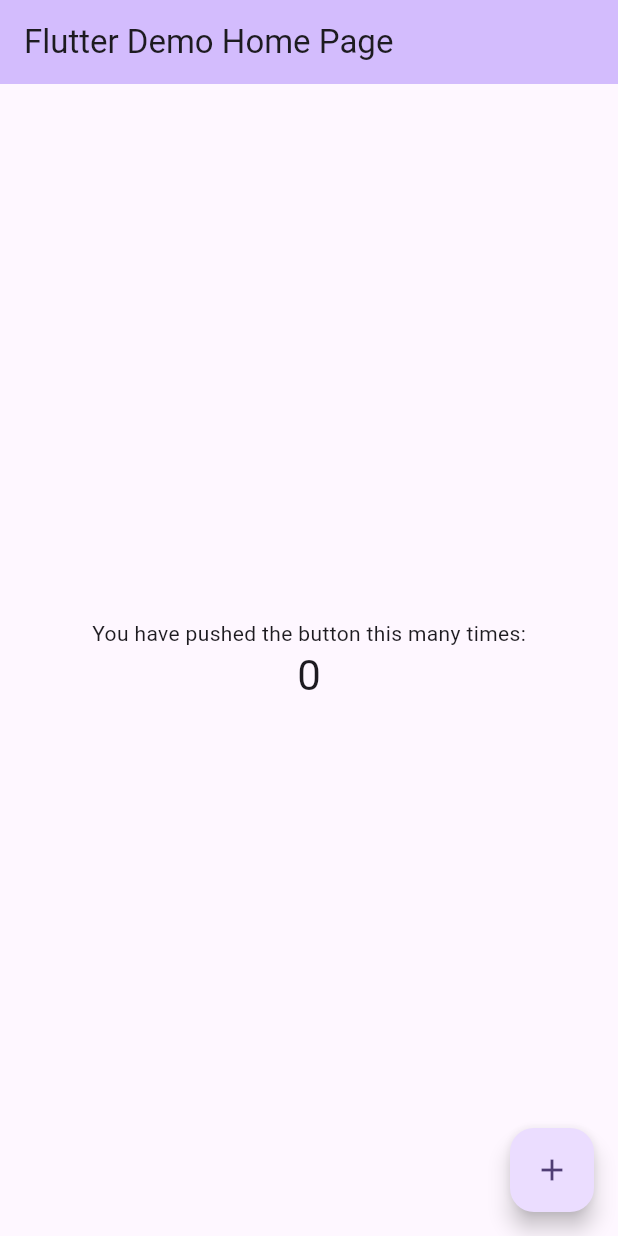
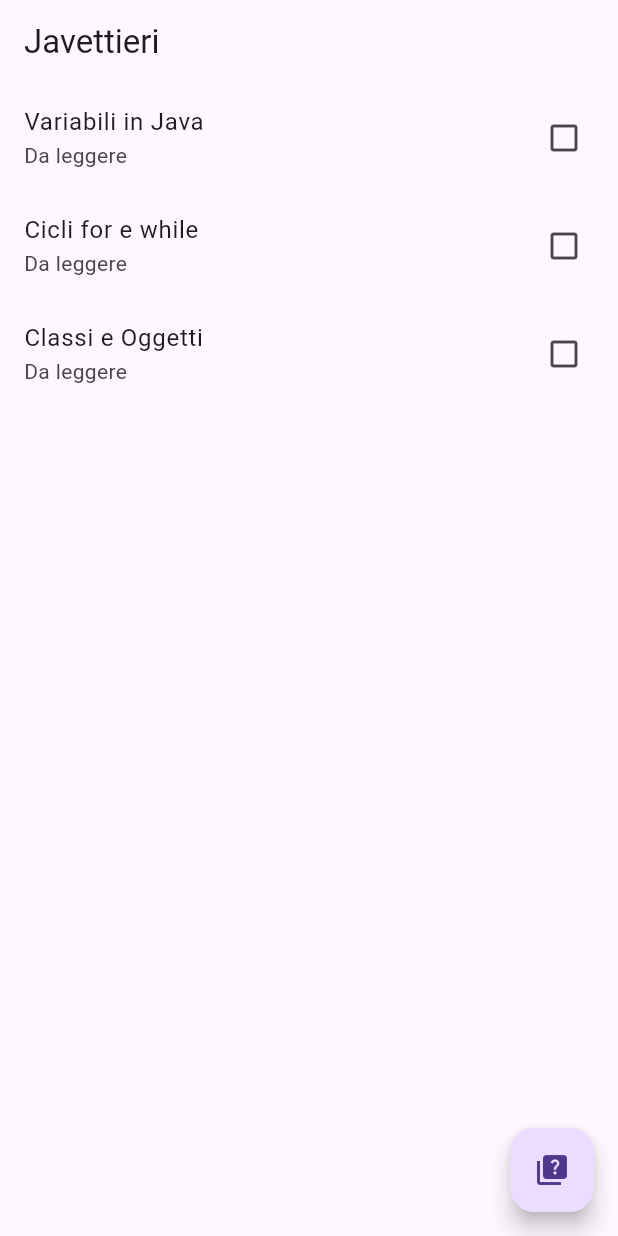
Before and after one commit to pierpaolo1989/javettieri, a Flutter app: the screen it shows after launch, on a phone screen of 412 x 824 dp. Run offline on Flutter 3.47's test engine with Material 3 defaults, Android fonts, the phone set to English and light mode, and no system bars.

Commit message:
Added main dart

```diff
--- a/lib/main.dart
+++ b/lib/main.dart
@@ -1,125 +1,187 @@
 import 'package:flutter/material.dart';
 
 void main() {
-  runApp(const MyApp());
+  runApp(JavettieriApp());
 }
 
-class MyApp extends StatelessWidget {
-  const MyApp({super.key});
-
-  // This widget is the root of your application.
+class JavettieriApp extends StatelessWidget {
   @override
   Widget build(BuildContext context) {
     return MaterialApp(
-      title: 'Flutter Demo',
-      theme: ThemeData(
-        // This is the theme of your application.
-        //
-        // TRY THIS: Try running your application with "flutter run". You'll see
-        // the application has a purple toolbar. Then, without quitting the app,
-        // try changing the seedColor in the colorScheme below to Colors.green
-        // and then invoke "hot reload" (save your changes or press the "hot
-        // reload" button in a Flutter-supported IDE, or press "r" if you used
-        // the command line to start the app).
-        //
-        // Notice that the counter didn't reset back to zero; the application
-        // state is not lost during the reload. To reset the state, use hot
-        // restart instead.
-        //
-        // This works for code too, not just values: Most code changes can be
-        // tested with just a hot reload.
-        colorScheme: ColorScheme.fromSeed(seedColor: Colors.deepPurple),
-        useMaterial3: true,
-      ),
-      home: const MyHomePage(title: 'Flutter Demo Home Page'),
+      title: 'Javettieri',
+      theme: ThemeData(primarySwatch: Colors.blue),
+      home: HomeScreen(),
     );
   }
 }
 
-class MyHomePage extends StatefulWidget {
-  const MyHomePage({super.key, required this.title});
+class Lesson {
+  final String title;
+  final String content;
+  bool isRead;
 
-  // This widget is the home page of your application. It is stateful, meaning
-  // that it has a State object (defined below) that contains fields that affect
-  // how it looks.
+  Lesson({required this.title, required this.content, this.isRead = false});
+}
 
-  // This class is the configuration for the state. It holds the values (in this
-  // case the title) provided by the parent (in this case the App widget) and
-  // used by the build method of the State. Fields in a Widget subclass are
-  // always marked "final".
+class HomeScreen extends StatefulWidget {
+  @override
+  _HomeScreenState createState() => _HomeScreenState();
+}
 
-  final String title;
+class _HomeScreenState extends State<HomeScreen> {
+  List<Lesson> lessons = [
+    Lesson(title: 'Variabili in Java', content: 'Contenuto su variabili...'),
+    Lesson(title: 'Cicli for e while', content: 'Contenuto sui cicli...'),
+    Lesson(title: 'Classi e Oggetti', content: 'Contenuto su OOP...'),
+  ];
 
   @override
-  State<MyHomePage> createState() => _MyHomePageState();
+  Widget build(BuildContext context) {
+    return Scaffold(
+      appBar: AppBar(title: Text('Javettieri')),
+      body: ListView.builder(
+        itemCount: lessons.length,
+        itemBuilder: (context, index) {
+          final lesson = lessons[index];
+          return ListTile(
+            title: Text(lesson.title),
+            subtitle: Text(lesson.isRead ? 'Letta' : 'Da leggere'),
+            trailing: Icon(
+              lesson.isRead ? Icons.check_box : Icons.check_box_outline_blank,
+              color: lesson.isRead ? Colors.green : null,
+            ),
+            onTap: () async {
+              final result = await Navigator.push(
+                context,
+                MaterialPageRoute(
+                  builder: (context) => LessonScreen(lesson: lesson),
+                ),
+              );
+              if (result != null) {
+                setState(() {
+                  lessons[index].isRead = result;
+                });
+              }
+            },
+          );
+        },
+      ),
+      floatingActionButton: FloatingActionButton(
+        child: Icon(Icons.quiz),
+        onPressed: () => Navigator.push(
+          context,
+          MaterialPageRoute(builder: (context) => QuizScreen()),
+        ),
+      ),
+    );
+  }
 }
 
-class _MyHomePageState extends State<MyHomePage> {
-  int _counter = 0;
+class LessonScreen extends StatefulWidget {
+  final Lesson lesson;
 
-  void _incrementCounter() {
+  LessonScreen({required this.lesson});
+
+  @override
+  _LessonScreenState createState() => _LessonScreenState();
+}
+
+class _LessonScreenState extends State<LessonScreen> {
+  late bool isRead;
+
+  @override
+  void initState() {
+    super.initState();
+    isRead = widget.lesson.isRead;
+  }
+
+  @override
+  Widget build(BuildContext context) {
+    return Scaffold(
+      appBar: AppBar(title: Text(widget.lesson.title)),
+      body: Padding(
+        padding: EdgeInsets.all(16.0),
+        child: Column(
+          crossAxisAlignment: CrossAxisAlignment.start,
+          children: [
+            Text(widget.lesson.content),
+            SizedBox(height: 20),
+            Row(
+              children: [
+                Checkbox(
+                  value: isRead,
+                  onChanged: (val) {
+                    setState(() => isRead = val ?? false);
+                  },
+                ),
+                Text('Segna come letta'),
+              ],
+            ),
+            ElevatedButton(
+              onPressed: () => Navigator.pop(context, isRead),
+              child: Text('Salva'),
+            )
+          ],
+        ),
+      ),
+    );
+  }
+}
+
+class QuizScreen extends StatefulWidget {
+  @override
+  _QuizScreenState createState() => _QuizScreenState();
+}
+
+class _QuizScreenState extends State<QuizScreen> {
+  int questionIndex = 0;
+  int score = 0;
+  List<Map<String, Object>> questions = [
+    {
+      'question': 'Qual è il tipo di dato per i numeri interi?',
+      'options': ['String', 'int', 'double', 'boolean'],
+      'answer': 'int'
+    },
+    {
+      'question': 'Cosa stampa System.out.println("Hello");?',
+      'options': ['Hello', 'System.out.println', 'Errore', 'Console'],
+      'answer': 'Hello'
+    },
+  ];
+
+  void answerQuestion(String selected) {
+    final correct = questions[questionIndex]['answer'];
+    if (selected == correct) score++;
     setState(() {
-      // This call to setState tells the Flutter framework that something has
-      // changed in this State, which causes it to rerun the build method below
-      // so that the display can reflect the updated values. If we changed
-      // _counter without calling setState(), then the build method would not be
-      // called again, and so nothing would appear to happen.
-      _counter++;
+      questionIndex++;
     });
   }
 
   @override
   Widget build(BuildContext context) {
-    // This method is rerun every time setState is called, for instance as done
-    // by the _incrementCounter method above.
-    //
-    // The Flutter framework has been optimized to make rerunning build methods
-    // fast, so that you can just rebuild anything that needs updating rather
-    // than having to individually change instances of widgets.
     return Scaffold(
-      appBar: AppBar(
-        // TRY THIS: Try changing the color here to a specific color (to
-        // Colors.amber, perhaps?) and trigger a hot reload to see the AppBar
-        // change color while the other colors stay the same.
-        backgroundColor: Theme.of(context).colorScheme.inversePrimary,
-        // Here we take the value from the MyHomePage object that was created by
-        // the App.build method, and use it to set our appbar title.
-        title: Text(widget.title),
+      appBar: AppBar(title: Text('Quiz Javettieri')),
+      body: Padding(
+        padding: EdgeInsets.all(16.0),
+        child: questionIndex < questions.length
+            ? Column(
+                crossAxisAlignment: CrossAxisAlignment.start,
+                children: [
+                  Text(questions[questionIndex]['question'] as String,
+                      style: TextStyle(fontSize: 20)),
+                  ...(questions[questionIndex]['options'] as List<String>).map(
+                    (option) => ElevatedButton(
+                      onPressed: () => answerQuestion(option),
+                      child: Text(option),
+                    ),
+                  ),
+                ],
+              )
+            : Center(
+                child: Text('Quiz finito! Punteggio: $score',
+                    style: TextStyle(fontSize: 24)),
+              ),
       ),
-      body: Center(
-        // Center is a layout widget. It takes a single child and positions it
-        // in the middle of the parent.
-        child: Column(
-          // Column is also a layout widget. It takes a list of children and
-          // arranges them vertically. By default, it sizes itself to fit its
-          // children horizontally, and tries to be as tall as its parent.
-          //
-          // Column has various properties to control how it sizes itself and
-          // how it positions its children. Here we use mainAxisAlignment to
-          // center the children vertically; the main axis here is the vertical
-          // axis because Columns are vertical (the cross axis would be
-          // horizontal).
-          //
-          // TRY THIS: Invoke "debug painting" (choose the "Toggle Debug Paint"
-          // action in the IDE, or press "p" in the console), to see the
-          // wireframe for each widget.
-          mainAxisAlignment: MainAxisAlignment.center,
-          children: <Widget>[
-            const Text(
-              'You have pushed the button this many times:',
-            ),
-            Text(
-              '$_counter',
-              style: Theme.of(context).textTheme.headlineMedium,
-            ),
-          ],
-        ),
-      ),
-      floatingActionButton: FloatingActionButton(
-        onPressed: _incrementCounter,
-        tooltip: 'Increment',
-        child: const Icon(Icons.add),
-      ), // This trailing comma makes auto-formatting nicer for build methods.
     );
   }
 }
```
